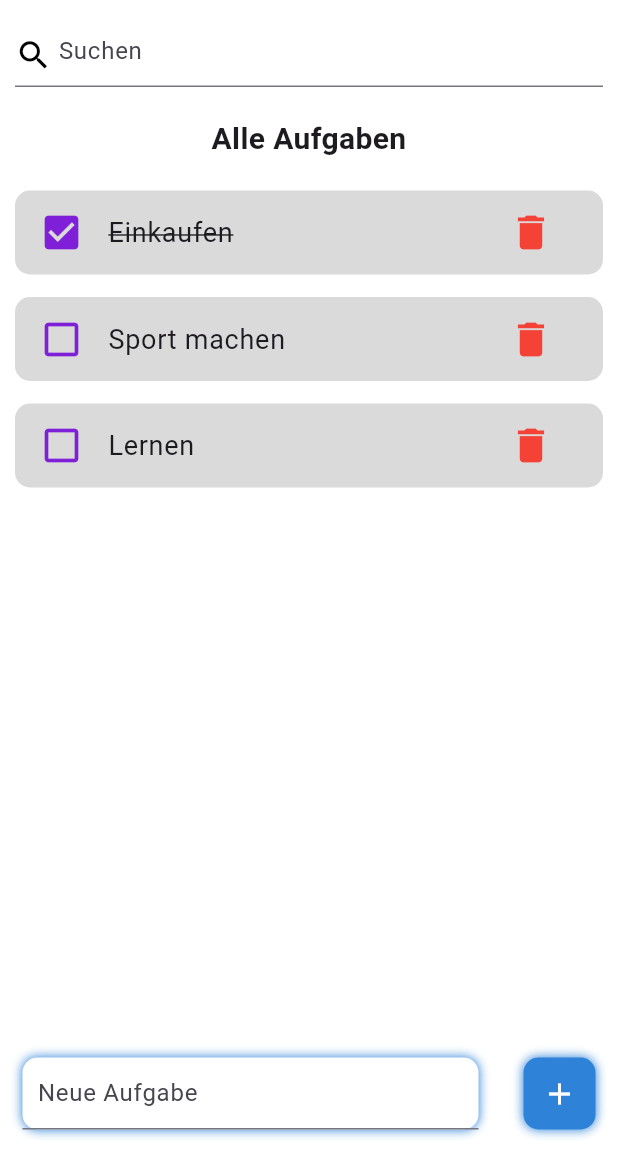
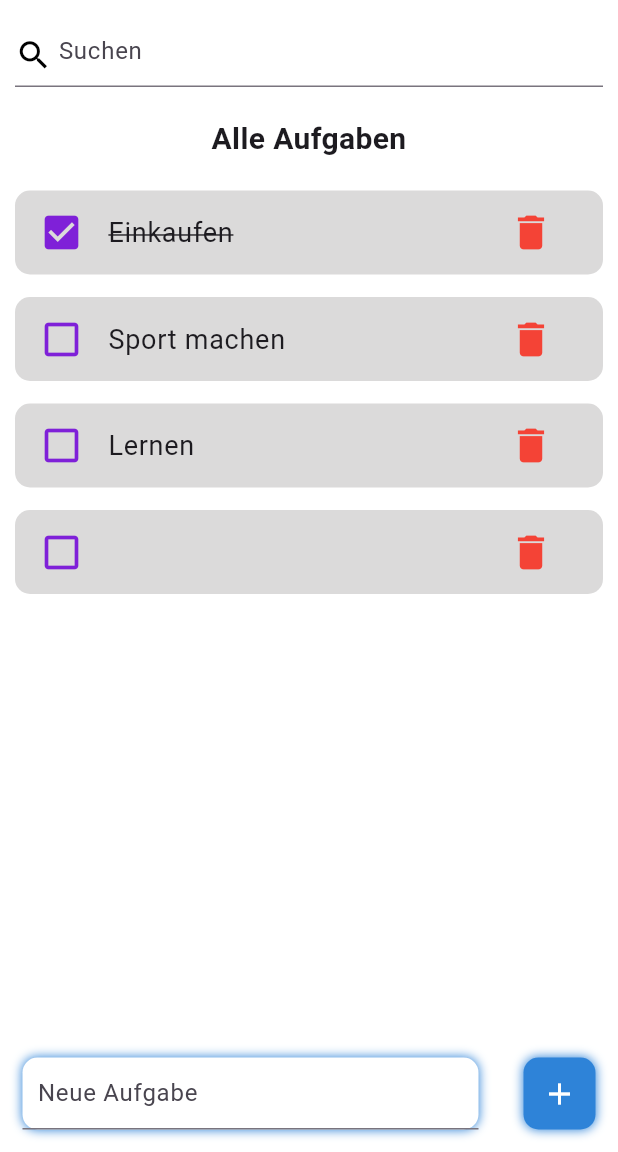
Before and after one commit to 4g-13Eh/todo, a Flutter app: the screen it shows after launch, after a tap on the "add" icon, on a phone screen of 412 x 824 dp, the part 84-1236 px from its top. Run offline on Flutter 3.47's test engine with Material 3 defaults, Android fonts, the phone set to English and light mode, and no system bars.

```diff
--- a/lib/pages/all_tasks_page.dart
+++ b/lib/pages/all_tasks_page.dart
@@ -2,6 +2,7 @@ import 'package:flutter/material.dart';
 import 'package:flutter/rendering.dart';
 import 'package:todo/widgets/todo_item.dart';
 import 'package:todo/model/todo.dart';
+import 'package:uuid/uuid.dart';
 
 class AllTasksPage extends StatefulWidget {
   AllTasksPage({Key? key}) : super(key: key);
@@ -71,7 +72,7 @@ class _AllTasksPageState extends State<AllTasksPage> {
                 ),
                 child: IconButton(
                   icon: const Icon(Icons.add, color: Colors.white,),
-                  onPressed: (){},
+                  onPressed: (){addToDo(todoEditor.text);},
                 ),)
             ],),
             )
@@ -83,6 +84,17 @@ class _AllTasksPageState extends State<AllTasksPage> {
 
   void handleIsDoneChange(ToDo todo){
     setState((){todo.isDone = !todo.isDone;});
+  }
+
+  void addToDo(todo){
+    setState(() {
+      todoList.add(ToDo(
+        id: Uuid().v4(),
+        title: todoEditor.text,
+        isDone: false
+      ));
+      todoEditor.clear();
+    });
   }
 
   void deleteToDo(String id){
--- a/pubspec.yaml
+++ b/pubspec.yaml
@@ -35,6 +35,7 @@ dependencies:
   # The following adds the Cupertino Icons font to your application.
   # Use with the CupertinoIcons class for iOS style icons.
   cupertino_icons: ^1.0.6
+  uuid: ^4.4.0
 
 dev_dependencies:
   flutter_test:
```
Also changed, not shown: pubspec.lock.
